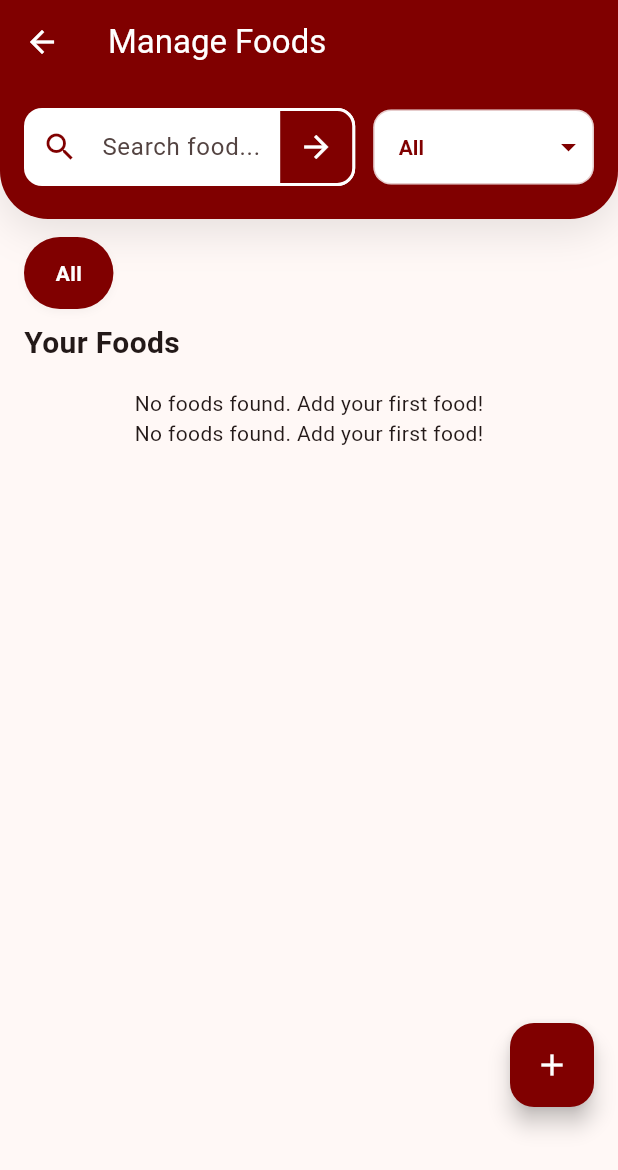
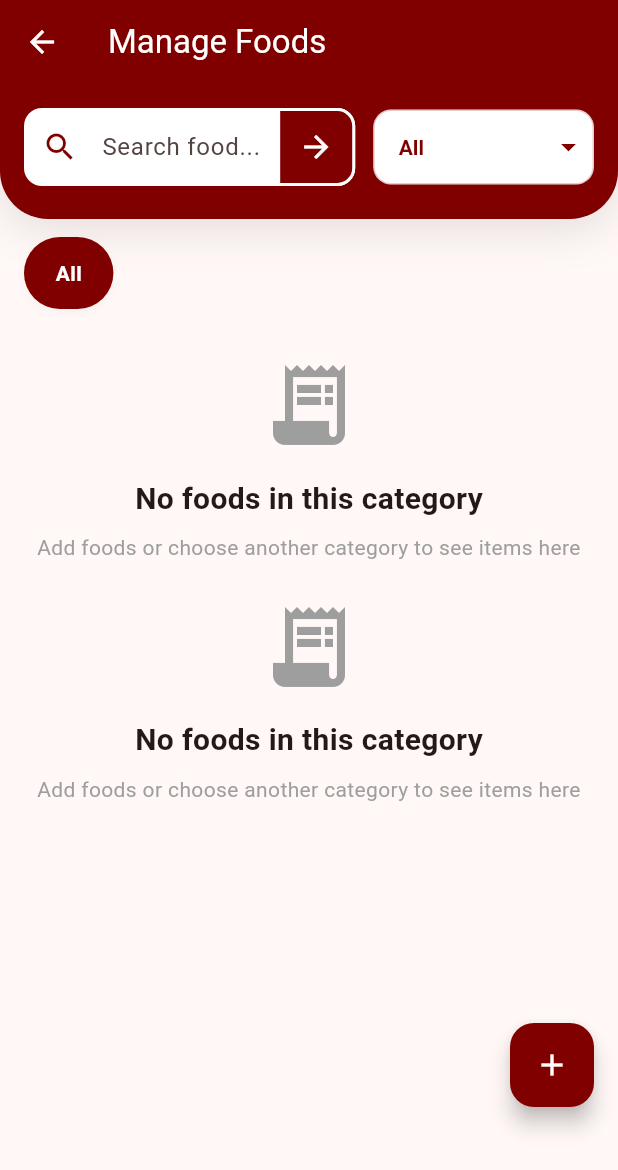
Before and after one commit to smartinbooox/food_app, a Flutter app: the _ManageScreen screen opened directly, on a phone screen of 412 x 824 dp. Shown: the top 1170 px of the screen. Run offline on Flutter 3.47's test engine with Material 3 defaults, Android fonts, the phone set to English and light mode, and no system bars; our stand-ins replace fl_chart, image_picker, supabase_flutter; accounts and stored records are empty.

Commit message:
feat(admin): grouped Manage Food by creator with conditional Your Foods and empty-state placeholder; fix(rider): recent transactions use rider profile id; fix(admin): remove duplicate declaration causing build error

```diff
--- a/lib/screens/admin/admin_main_screen.dart
+++ b/lib/screens/admin/admin_main_screen.dart
@@ -1001,7 +1001,8 @@ class _ManageScreenState extends State<_ManageScreen> {
 
                                       final List<Widget> sectionWidgets = [];
 
-                                      // Your Foods section
+                                      // Your Foods section (only if admin has foods in this category)
+                                      if (myFoods.isNotEmpty) {
                                         sectionWidgets.add(
                                           Row(
                                             mainAxisAlignment: MainAxisAlignment.spaceBetween,
@@ -1013,6 +1014,7 @@ class _ManageScreenState extends State<_ManageScreen> {
                                         sectionWidgets.add(const SizedBox(height: 16));
                                         for (final food in myFoods) {
                                           sectionWidgets.add(foodCard(food));
+                                        }
                                       }
 
                                       // Other restaurants sections
@@ -1033,9 +1035,95 @@ class _ManageScreenState extends State<_ManageScreen> {
                                       });
 
                                       if (myFoods.isEmpty && groupedByCreator.isEmpty) {
-                                        sectionWidgets.add(const Center(child: Text('No foods found. Add your first food!')));
-                                      }
-
+                                        sectionWidgets.add(const SizedBox(height: 24));
+                                        sectionWidgets.add(
+                                          Center(
+                                            child: Column(
+                                              mainAxisAlignment: MainAxisAlignment.center,
+                                              children: [
+                                                Icon(
+                                                  Icons.receipt_long,
+                                                  size: 64,
+                                                  color: Colors.grey,
+                                                ),
+                                                SizedBox(height: 16),
+                                                Text(
+                                                  'No foods in this category',
+                                                  style: TextStyle(fontSize: 20, fontWeight: FontWeight.bold),
+                                                ),
+                                                SizedBox(height: 8),
+                                                Text(
+                                                  'Add foods or choose another category to see items here',
+                                                  style: TextStyle(color: Colors.grey),
+                                                  textAlign: TextAlign.center,
+                                                ),
+                                              ],
+                                            ),
+                                          ),
+                                        );
+                                      }
+
+                                      // Your Foods section (only if admin has foods in this category)
+                                      if (myFoods.isNotEmpty) {
+                                        sectionWidgets.add(
+                                          Row(
+                                            mainAxisAlignment: MainAxisAlignment.spaceBetween,
+                                            children: const [
+                                              Text('Your Foods', style: TextStyle(fontSize: 20, fontWeight: FontWeight.bold)),
+                                            ],
+                                          ),
+                                        );
+                                        sectionWidgets.add(const SizedBox(height: 16));
+                                        for (final food in myFoods) {
+                                          sectionWidgets.add(foodCard(food));
+                                        }
+                                      }
+
+                                      // Other restaurants sections
+                                      groupedByCreator.forEach((creatorId, foods) {
+                                        final users = foods.first['users'] as Map<String, dynamic>?;
+                                        final creatorName = (users?['name'] as String?)?.trim();
+                                        final creatorEmail = (users?['email'] as String?)?.trim();
+                                        final header = (creatorName != null && creatorName.isNotEmpty)
+                                            ? creatorName
+                                            : (creatorEmail != null && creatorEmail.isNotEmpty ? creatorEmail : 'Restaurant');
+
+                                        sectionWidgets.add(const SizedBox(height: 24));
+                                        sectionWidgets.add(Text(header, style: const TextStyle(fontSize: 20, fontWeight: FontWeight.bold)));
+                                        sectionWidgets.add(const SizedBox(height: 16));
+                                        for (final food in foods) {
+                                          sectionWidgets.add(foodCard(food));
+                                        }
+                                      });
+
+                                      if (myFoods.isEmpty && groupedByCreator.isEmpty) {
+                                        sectionWidgets.add(const SizedBox(height: 24));
+                                        sectionWidgets.add(
+                                          Center(
+                                            child: Column(
+                                              mainAxisAlignment: MainAxisAlignment.center,
+                                              children: [
+                                                Icon(
+                                                  Icons.receipt_long,
+                                                  size: 64,
+                                                  color: Colors.grey,
+                                                ),
+                                                SizedBox(height: 16),
+                                                Text(
+                                                  'No foods in this category',
+                                                  style: TextStyle(fontSize: 20, fontWeight: FontWeight.bold),
+                                                ),
+                                                SizedBox(height: 8),
+                                                Text(
+                                                  'Add foods or choose another category to see items here',
+                                                  style: TextStyle(color: Colors.grey),
+                                                  textAlign: TextAlign.center,
+                                                ),
+                                              ],
+                                            ),
+                                          ),
+                                        );
+                                      }
                                       return Column(
                                         crossAxisAlignment: CrossAxisAlignment.start,
                                         children: sectionWidgets,
@@ -1043,7 +1131,7 @@ class _ManageScreenState extends State<_ManageScreen> {
                                     },
                                   ),
                                   if (_filteredFoods.isEmpty)
-                      const Center(child: Text('No foods found. Add your first food!')),
+                                    const SizedBox.shrink(),
                   ],
                 ),
               ),
```
Lines whose indentation alone changed are shown as unchanged.
